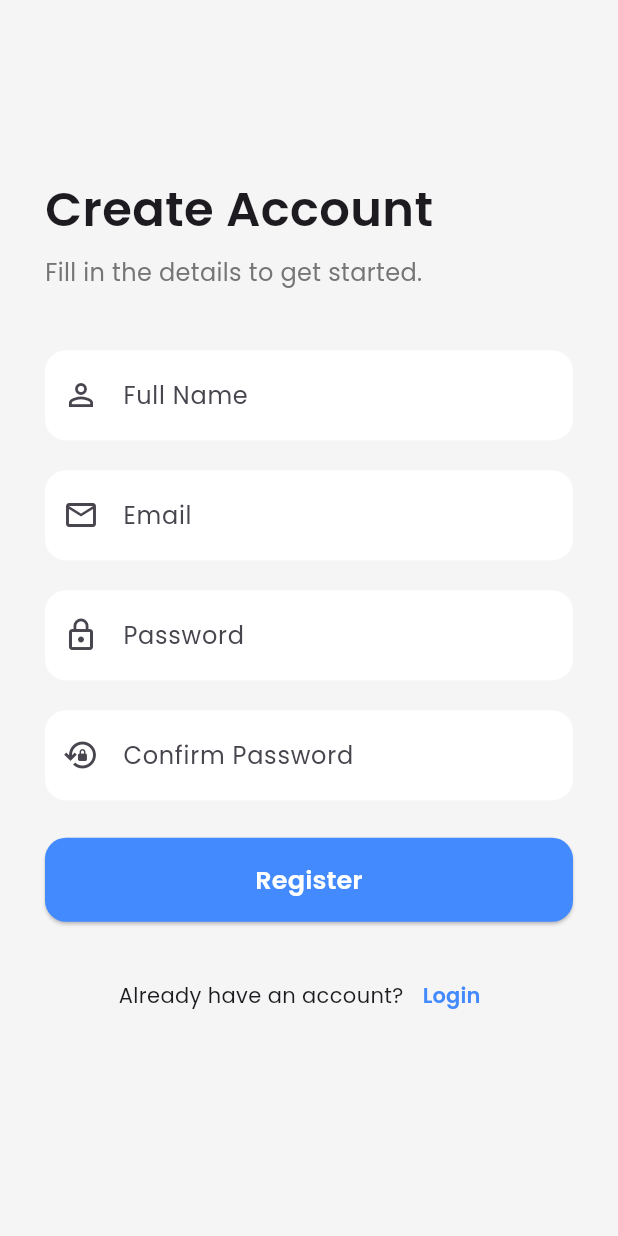
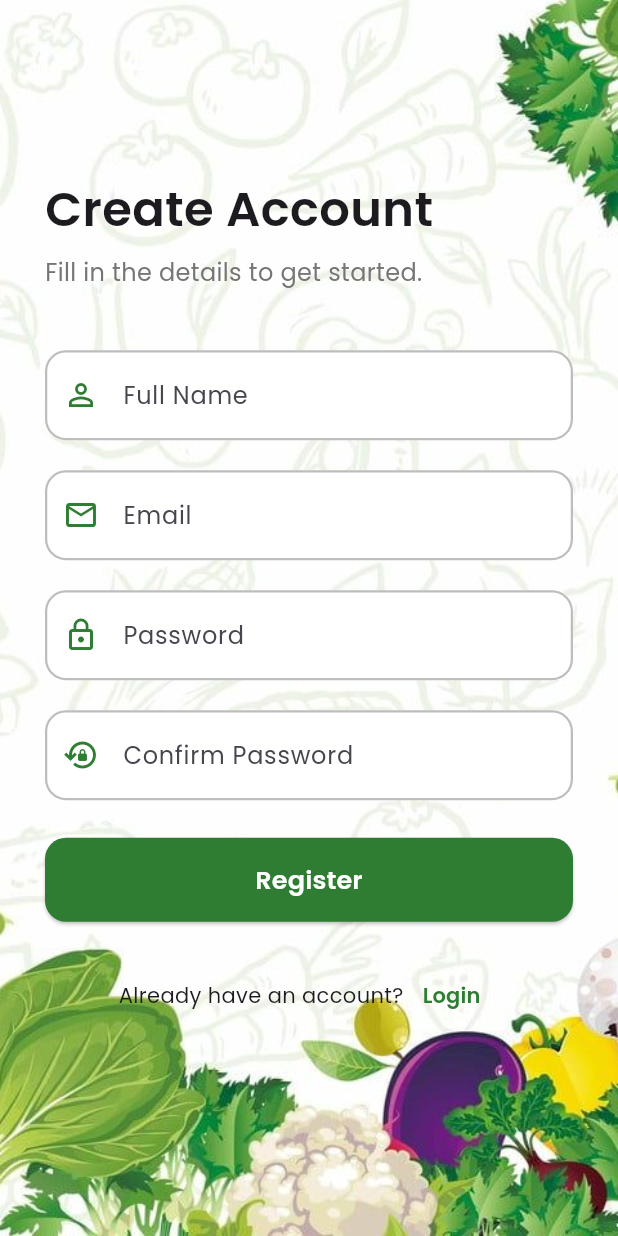
Before and after one commit to lightdarkmaster/agri-smart, a Flutter app: the RegisterPage screen opened directly, on a phone screen of 412 x 824 dp. Run offline on Flutter 3.47's test engine with Material 3 defaults, Android fonts, the phone set to English and light mode, and no system bars; our stand-ins replace google_fonts.

Commit message:
Added same theme to Register.dart

```diff
--- a/lib/pages/register_page.dart
+++ b/lib/pages/register_page.dart
@@ -7,8 +7,14 @@ class RegisterPage extends StatelessWidget {
   @override
   Widget build(BuildContext context) {
     return Scaffold(
-      backgroundColor: Colors.grey[100],
-      body: Center(
+      body: Container(
+        decoration: BoxDecoration(
+          image: DecorationImage(
+            image: AssetImage('assets/images/login_bg.jpg'),
+            fit: BoxFit.cover,
+          ),
+        ),
+        child: Center(
           child: SingleChildScrollView(
             padding: const EdgeInsets.symmetric(horizontal: 30),
             child: Column(
@@ -71,7 +77,7 @@ class RegisterPage extends StatelessWidget {
                     onPressed: () {},
                     style: ElevatedButton.styleFrom(
                       padding: const EdgeInsets.symmetric(vertical: 16),
-                    backgroundColor: Colors.blueAccent,
+                      backgroundColor: Color(0xFF2E7D32),
                       shape: RoundedRectangleBorder(
                         borderRadius: BorderRadius.circular(14),
                       ),
@@ -104,7 +110,7 @@ class RegisterPage extends StatelessWidget {
                       child: Text(
                         "Login",
                         style: GoogleFonts.poppins(
-                        color: Colors.blueAccent,
+                          color: Color(0xFF2E7D32),
                           fontWeight: FontWeight.w600,
                         ),
                       ),
@@ -117,10 +123,11 @@ class RegisterPage extends StatelessWidget {
             ),
           ),
         ),
+      ),
     );
   }
 
-  // Reusable Input Field
+  // Reusable Input Field with Borders
   Widget _inputField({
     required String label,
     required IconData icon,
@@ -130,15 +137,43 @@ class RegisterPage extends StatelessWidget {
       obscureText: obscure,
       decoration: InputDecoration(
         labelText: label,
-        prefixIcon: Icon(icon),
+        prefixIcon: Icon(icon, color: Color(0xFF2E7D32)),
         labelStyle: GoogleFonts.poppins(),
         filled: true,
         fillColor: Colors.white,
-        border: OutlineInputBorder(
+        contentPadding: const EdgeInsets.symmetric(vertical: 18),
+        // Default border (enabled state)
+        enabledBorder: OutlineInputBorder(
           borderRadius: BorderRadius.circular(14),
-          borderSide: BorderSide.none,
+          borderSide: BorderSide(
+            color: Colors.grey[400]!,
+            width: 1.5,
           ),
-        contentPadding: const EdgeInsets.symmetric(vertical: 18),
+        ),
+        // Border when focused
+        focusedBorder: OutlineInputBorder(
+          borderRadius: BorderRadius.circular(14),
+          borderSide: BorderSide(
+            color: Color(0xFF2E7D32),
+            width: 2,
+          ),
+        ),
+        // Border for error state
+        errorBorder: OutlineInputBorder(
+          borderRadius: BorderRadius.circular(14),
+          borderSide: BorderSide(
+            color: Colors.red,
+            width: 1.5,
+          ),
+        ),
+        // Border for focused error state
+        focusedErrorBorder: OutlineInputBorder(
+          borderRadius: BorderRadius.circular(14),
+          borderSide: BorderSide(
+            color: Colors.red,
+            width: 2,
+          ),
+        ),
       ),
     );
   }
```
Lines whose indentation alone changed are shown as unchanged.
